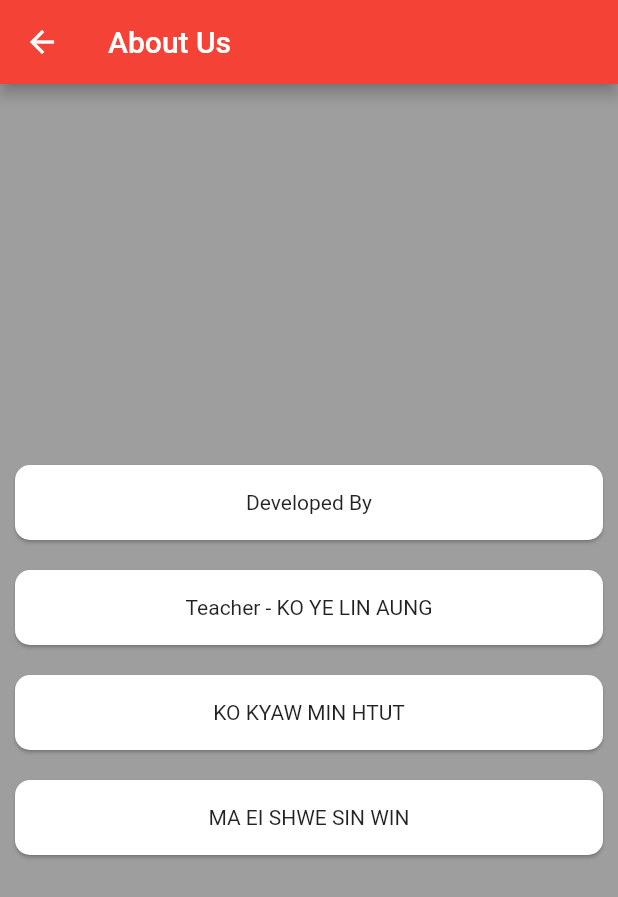
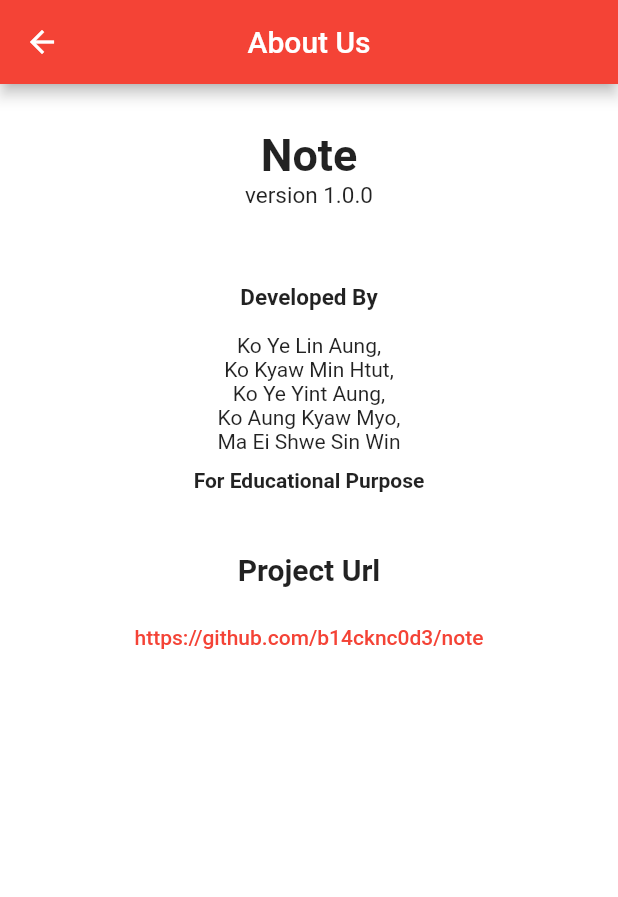
Before and after one commit to b14cknc0d3/note, a Flutter app: the AboutUs screen opened by its route, on a phone screen of 412 x 824 dp. Shown: the top 897 px of the screen. Run offline on Flutter 3.47's test engine with Material 2 defaults, Android fonts, the phone set to English and light mode, and no system bars; our stand-ins replace font_awesome_flutter, get, share, sqflite; missing offline and left inert: favorite_button, markdown_io, search_page; accounts and stored records are empty.

Commit message:
add about & github link

```diff
--- a/lib/model/menu_item/menu_items.dart
+++ b/lib/model/menu_item/menu_items.dart
@@ -1,11 +1,14 @@
 import 'package:flutter/material.dart';
+import 'package:font_awesome_flutter/font_awesome_flutter.dart';
 
 import 'menu_item_model.dart';
 
 class MenuItems {
   static const List<MenuItem> itemList = [itemAboutUs, itemGithubLink];
 
-  static const itemAboutUs = MenuItem(text: "About Us", icon: Icons.info);
+  static const itemAboutUs =
+      MenuItem(text: "About Us", icon: FontAwesomeIcons.infoCircle);
 
-  static const itemGithubLink = MenuItem(text: "Github", icon: Icons.link);
+  static const itemGithubLink =
+      MenuItem(text: "Github", icon: FontAwesomeIcons.github);
 }
--- a/lib/ui/about_us/about_us.dart
+++ b/lib/ui/about_us/about_us.dart
@@ -1,32 +1,77 @@
 import 'package:flutter/material.dart';
+import 'package:note/utils/utils.dart';
+import 'package:url_launcher/url_launcher.dart';
 
 class AboutUs extends StatelessWidget {
   const AboutUs({Key? key}) : super(key: key);
 
   @override
   Widget build(BuildContext context) {
-    final List<String> nameList = [
-      "Developed By",
-      "Teacher - KO YE LIN AUNG",
-      'KO KYAW MIN HTUT',
-      'MA EI SHWE SIN WIN'
-    ];
     return Scaffold(
-        backgroundColor: Colors.grey,
+        backgroundColor: Colors.white,
         appBar: AppBar(
           title: const Text("About Us"),
+          centerTitle: true,
         ),
         body: Column(
-            mainAxisAlignment: MainAxisAlignment.center,
-            crossAxisAlignment: CrossAxisAlignment.stretch,
-            children: nameList
-                .map((name) => Card(
-                      margin: const EdgeInsets.all(10.0),
-                      shape: RoundedRectangleBorder(
-                          borderRadius: BorderRadius.circular(10.0)),
-                      child: SizedBox(
-                          height: 50, child: Center(child: Text(name))),
-                    ))
-                .toList()));
+          crossAxisAlignment: CrossAxisAlignment.center,
+          children: [
+            const SizedBox(
+              height: 30.0,
+            ),
+            const Align(
+                alignment: Alignment.topCenter,
+                child: Text(
+                  'Note',
+                  style: TextStyle(fontSize: 30, fontWeight: FontWeight.bold),
+                )),
+            const Text(
+              'version 1.0.0',
+              style: TextStyle(fontSize: 15.0),
+            ),
+            const SizedBox(
+              height: 50,
+            ),
+            const Text(
+              'Developed By',
+              style: TextStyle(fontWeight: FontWeight.bold, fontSize: 15.0),
+            ),
+            const SizedBox(
+              height: 15,
+            ),
+            const Text(
+              '''
+Ko Ye Lin Aung,
+Ko Kyaw Min Htut,
+Ko Ye Yint Aung,
+Ko Aung Kyaw Myo,
+Ma Ei Shwe Sin Win''',
+              textAlign: TextAlign.center,
+            ),
+            const Padding(
+              padding: EdgeInsets.all(10.0),
+              child: Text(
+                'For Educational Purpose',
+                style: TextStyle(fontWeight: FontWeight.bold),
+              ),
+            ),
+            const SizedBox(
+              height: 30,
+            ),
+            const Text(
+              'Project Url',
+              style: TextStyle(fontWeight: FontWeight.bold, fontSize: 20.0),
+            ),
+            const SizedBox(
+              height: 10,
+            ),
+            TextButton(
+              onPressed: () {
+                launchURL('https://github.com/b14cknc0d3/note');
+              },
+              child: const Text('https://github.com/b14cknc0d3/note'),
+            )
+          ],
+        ));
   }
 }
--- a/lib/ui/home/home.dart
+++ b/lib/ui/home/home.dart
@@ -2,6 +2,7 @@ import 'dart:developer';
 //import 'dart:js';
 import 'package:favorite_button/favorite_button.dart';
 import 'package:flutter/material.dart';
+import 'package:font_awesome_flutter/font_awesome_flutter.dart';
 import 'package:get/get.dart';
 import 'package:note/controller/note_controller.dart';
 import 'package:note/model/menu_item/menu_item_model.dart';
@@ -10,6 +11,7 @@ import 'package:note/model/note.dart';
 import 'package:note/ui/about_us/about_us.dart';
 import 'package:note/ui/my_drawer/my_drawer.dart';
 import 'package:note/ui/note_view/note_view.dart';
+import 'package:note/utils/utils.dart';
 import 'package:note/widget/note_row.dart';
 import 'package:search_page/search_page.dart';
 import 'package:url_launcher/url_launcher.dart';
@@ -228,10 +230,13 @@ class HomeScreen extends StatelessWidget {
       child: Row(
         mainAxisAlignment: MainAxisAlignment.spaceBetween,
         children: [
-          Icon(item.icon),
           Text(
             item.text,
             style: const TextStyle(fontWeight: FontWeight.bold),
+          ),
+          FaIcon(
+            item.icon,
+            color: Colors.black,
           ),
         ],
       ));
@@ -243,7 +248,7 @@ class HomeScreen extends StatelessWidget {
         break;
 
       case MenuItems.itemGithubLink:
-        launch('');
+        launchURL(url);
         break;
     }
   }
--- /dev/null
+++ b/lib/utils/utils.dart
@@ -0,0 +1,5 @@
+import 'package:url_launcher/url_launcher.dart';
+
+void launchURL(String url) async {
+  if (!await launch(url)) throw 'Could not launch $url';
+}
--- a/pubspec.yaml
+++ b/pubspec.yaml
@@ -31,6 +31,7 @@ dependencies:
   favorite_button: ^0.0.4
   flutter:
     sdk: flutter
+  font_awesome_flutter: ^9.2.0
   get: ^4.3.8
   markdown_io: ^0.0.1-dev.1
   path_provider: ^2.0.7
```
Also changed, not shown: pubspec.lock, 1 other file.
